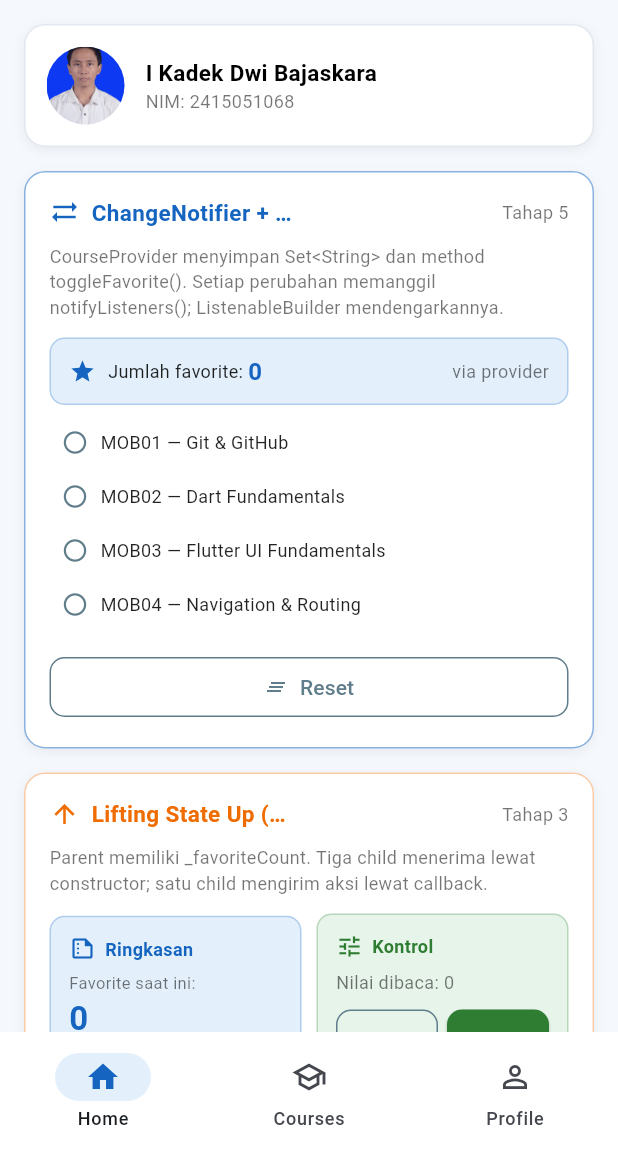
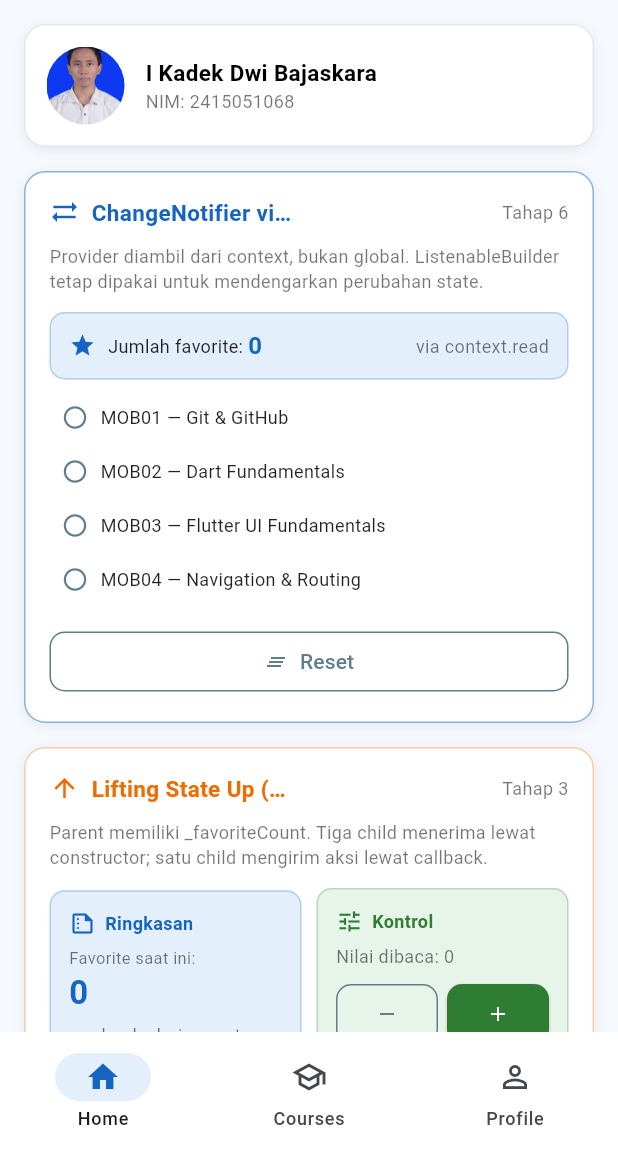
Before and after one commit to shiroKaraa/Course-Explorer-v2, a Flutter app: the screen it shows after launch, after a tap on "Reset", on a phone screen of 412 x 824 dp, the part 84-1236 px from its top. Run offline on Flutter 3.47's test engine with Material 3 defaults, Android fonts, the phone set to English and light mode, and no system bars.

Commit message:
Pasang Provider pada aplikasi

```diff
--- a/lib/main.dart
+++ b/lib/main.dart
@@ -1,6 +1,7 @@
 import 'dart:convert';
 import 'package:flutter/material.dart';
 import 'package:flutter/services.dart' show rootBundle, Clipboard, ClipboardData;
+import 'package:provider/provider.dart';
 import 'course_provider.dart';
 import 'quiz_data.dart';
 
@@ -28,7 +29,7 @@ final Future<Json> studentDataFuture = rootBundle
     .loadString('assets/data/student_data.json')
     .then((s) => jsonDecode(s) as Json);
 
-// ===== SHARED STATE LAMA (masih dipakai widget yang belum dimigrasi) =====
+// ===== SHARED STATE  =====
 final favorites = ValueNotifier<Set<String>>(<String>{});
 final quizScore = ValueNotifier<int?>(null);
 final courseFilter = ValueNotifier<String>('all');
@@ -102,11 +103,11 @@ Widget cardHeader(IconData icon, String title, Widget trailing,
     Row(children: [
       Icon(icon, color: color, size: iconSize),
       const SizedBox(width: 8),
-      Expanded(                          // ← tambahkan ini
+      Expanded(
         child: Text(
           title,
           style: ts(15, w: FontWeight.bold, color: color),
-          overflow: TextOverflow.ellipsis, // ← opsional, biar rapi
+          overflow: TextOverflow.ellipsis,
           maxLines: 1,
         ),
       ),
@@ -524,7 +525,7 @@ class StateClassificationCard extends StatelessWidget {
       'setState()',
     ),
     (
-      'Progress MiniQuiz (_index, _score, _selected, _finished)',
+      'Progress MiniQuiz',
       'Local',
       'Hanya relevan selama user mengerjakan quiz.',
       'setState()',
@@ -542,7 +543,7 @@ class StateClassificationCard extends StatelessWidget {
       'setState()',
     ),
     (
-      'Favorites (Set<String>) — versi ValueNotifier',
+      'Favorites (Set<String>) — ValueNotifier',
       'Shared',
       'Dipakai di Home, Courses, Profile, dan Detail.',
       'ValueNotifier',
@@ -568,14 +569,23 @@ class StateClassificationCard extends StatelessWidget {
     (
       'CourseProvider.favorites',
       'Shared',
-      'Satu class ChangeNotifier yang menyimpan Set<String> + method toggleFavorite().',
+      'ChangeNotifier yang menyimpan Set<String> + method toggleFavorite().',
       'ChangeNotifier',
     ),
+    (
+      'Provider terpasang di widget tree',
+      'Infrastruktur',
+      'ChangeNotifierProvider membungkus MaterialApp; CourseProvider bisa diakses lewat context.read/watch.',
+      'provider',
+    ),
   ];
 
-  Color _colorFor(String kind) => kind.startsWith('Shared')
-      ? AppColors.success
-      : (kind.contains('SSOT') ? AppColors.warn : AppColors.primary);
+  Color _colorFor(String kind) {
+    if (kind.startsWith('Shared')) return AppColors.success;
+    if (kind.startsWith('Infrastruktur')) return AppColors.primary;
+    if (kind.contains('SSOT')) return AppColors.warn;
+    return AppColors.primary;
+  }
 
   @override
   Widget build(BuildContext context) => AppCard(
@@ -624,6 +634,58 @@ class StateClassificationCard extends StatelessWidget {
           style: ts(11, italic: FontStyle.italic, color: AppColors.muted)),
     ]);
   }
+}
+
+class ProviderStatusCard extends StatelessWidget {
+  const ProviderStatusCard({super.key});
+
+  @override
+  Widget build(BuildContext context) {
+    final provider = context.read<CourseProvider>();
+    return AppCard(
+      borderColor: AppColors.primary.withValues(alpha: 0.5),
+      child: Column(crossAxisAlignment: CrossAxisAlignment.start, children: [
+        cardHeader(
+          Icons.hub_outlined,
+          'Provider Terpasang',
+          Text('Tahap 6', style: ts(12, color: Colors.black54)),
+          color: AppColors.primary,
+        ),
+        gap(10),
+        _row(Icons.check_circle, 'Status', 'ChangeNotifierProvider aktif',
+            color: AppColors.success),
+        _row(Icons.inventory_2_outlined, 'Package', 'provider: ^6.1.2'),
+        _row(Icons.account_tree_outlined, 'Tipe', 'ChangeNotifierProvider<CourseProvider>'),
+        _row(Icons.place_outlined, 'Lokasi', 'Membungkus MaterialApp di MyApp'),
+        _row(Icons.star_outline, 'Favorite via provider',
+            '${provider.favoriteCount}'),
+        gap(10),
+        hint(
+            'Sejak Tahap 6, CourseProvider tersedia lewat context. Widget baru cukup memanggil context.read<CourseProvider>() atau context.watch<CourseProvider>().'),
+        gap(6),
+        hint(
+            'Widget lain (CourseGridPage, CourseDetailPage, FavoriteSectionCard) masih memakai ValueNotifier lama; migrasi bertahap pada Tahap 7.'),
+      ]),
+    );
+  }
+
+  Widget _row(IconData icon, String label, String value,
+          {Color color = Colors.black87}) =>
+      Padding(
+        padding: const EdgeInsets.only(bottom: 6),
+        child: Row(children: [
+          Icon(icon, size: 16, color: color),
+          const SizedBox(width: 8),
+          Text(label, style: ts(12, color: Colors.black54)),
+          const Spacer(),
+          Flexible(
+            child: Text(value,
+                textAlign: TextAlign.right,
+                overflow: TextOverflow.ellipsis,
+                style: ts(12, w: FontWeight.w600, color: color)),
+          ),
+        ]),
+      );
 }
 
 class HomeDashboardPageV3 extends StatefulWidget {
@@ -942,28 +1004,29 @@ class ChangeNotifierDemoCard extends StatelessWidget {
 
   @override
   Widget build(BuildContext context) {
+    final provider = context.read<CourseProvider>();
     return AppCard(
       padding: const EdgeInsets.all(16),
       borderColor: AppColors.primary.withValues(alpha: 0.5),
       child: Column(crossAxisAlignment: CrossAxisAlignment.stretch, children: [
         cardHeader(
           Icons.sync_alt,
-          'ChangeNotifier + notifyListeners()',
-          Text('Tahap 5', style: ts(12, color: Colors.black54)),
+          'ChangeNotifier via Provider',
+          Text('Tahap 6', style: ts(12, color: Colors.black54)),
           color: AppColors.primary,
         ),
         gap(10),
         hint(
-            'CourseProvider menyimpan Set<String> dan method toggleFavorite(). Setiap perubahan memanggil notifyListeners(); ListenableBuilder mendengarkannya.'),
+            'Provider diambil dari context, bukan global. ListenableBuilder tetap dipakai untuk mendengarkan perubahan state.'),
         gap(12),
         ListenableBuilder(
-          listenable: courseProvider,
+          listenable: provider,
           builder: (_, __) => Column(
             crossAxisAlignment: CrossAxisAlignment.stretch,
             children: [
-              _counterRow(context),
+              _counterRow(context, provider),
               gap(10),
-              _courseToggleList(context),
+              _courseToggleList(context, provider),
             ],
           ),
         ),
@@ -971,7 +1034,7 @@ class ChangeNotifierDemoCard extends StatelessWidget {
         Row(children: [
           Expanded(
             child: OutlinedButton.icon(
-              onPressed: () => courseProvider.clearFavorites(),
+              onPressed: () => provider.clearFavorites(),
               icon: const Icon(Icons.clear_all, size: 16),
               label: const Text('Reset'),
               style: outlined(AppColors.muted, pad: 8),
@@ -982,7 +1045,8 @@ class ChangeNotifierDemoCard extends StatelessWidget {
     );
   }
 
-  Widget _counterRow(BuildContext context) => Container(
+  Widget _counterRow(BuildContext context, CourseProvider provider) =>
+      Container(
         padding: const EdgeInsets.symmetric(horizontal: 12, vertical: 10),
         decoration: BoxDecoration(
           color: AppColors.primarySoft,
@@ -992,16 +1056,16 @@ class ChangeNotifierDemoCard extends StatelessWidget {
         child: Row(children: [
           const Icon(Icons.star, size: 18, color: AppColors.primary),
           const SizedBox(width: 8),
-          Text('Jumlah favorite: ',
-              style: ts(12, color: Colors.black87)),
-          Text('${courseProvider.favoriteCount}',
+          Text('Jumlah favorite: ', style: ts(12, color: Colors.black87)),
+          Text('${provider.favoriteCount}',
               style: ts(16, w: FontWeight.bold, color: AppColors.primary)),
           const Spacer(),
-          hint('via provider'),
-        ]),
-      );
-
-  Widget _courseToggleList(BuildContext context) => withCourses(
+          hint('via context.read'),
+        ]),
+      );
+
+  Widget _courseToggleList(BuildContext context, CourseProvider provider) =>
+      withCourses(
         handleStates: false,
         (_, courses) => Column(children: [
           for (final c in courses.take(4))
@@ -1009,17 +1073,17 @@ class ChangeNotifierDemoCard extends StatelessWidget {
               padding: const EdgeInsets.only(bottom: 6),
               child: InkWell(
                 borderRadius: BorderRadius.circular(8),
-                onTap: () => courseProvider.toggleFavorite(c.code),
+                onTap: () => provider.toggleFavorite(c.code),
                 child: Padding(
                   padding:
                       const EdgeInsets.symmetric(horizontal: 8, vertical: 6),
                   child: Row(children: [
                     Icon(
-                      courseProvider.isFavorite(c.code)
+                      provider.isFavorite(c.code)
                           ? Icons.check_circle
                           : Icons.radio_button_unchecked,
                       size: 18,
-                      color: courseProvider.isFavorite(c.code)
+                      color: provider.isFavorite(c.code)
                           ? AppColors.success
                           : AppColors.muted,
                     ),
@@ -1159,15 +1223,11 @@ class ChangeNotifierComparisonCard extends StatelessWidget {
             Text('Tahap 5', style: ts(12, color: Colors.black54)),
           ),
           gap(10),
-          _row('Menyimpan', 'Satu nilai (int, bool, Set, ...)', 'Banyak field sekaligus'),
-          _row('Method sendiri', 'Tidak bisa', 'Bisa (mis. toggleFavorite)'),
+          _row('Menyimpan', 'Satu nilai', 'Banyak field sekaligus'),
+          _row('Method sendiri', 'Tidak bisa', 'Bisa (toggleFavorite)'),
           _row('Notifikasi', 'notifier.value = ...', 'notifyListeners()'),
-          _row('Logika terkait', 'Ditulis di luar class', 'Di dalam class'),
-          _row('Bisa diuji terpisah', 'Terbatas', 'Ya (pure Dart)'),
+          _row('Logika terkait', 'Di luar class', 'Di dalam class'),
           _row('Cocok untuk', 'Satu nilai sederhana', 'State gabungan + logika'),
-          gap(6),
-          hint(
-              'Kesimpulan: ChangeNotifier memindahkan logika state keluar dari widget. Pada Tahap 6, instance CourseProvider akan disediakan lewat Provider agar tidak perlu variabel global.'),
         ]),
       );
 
@@ -1413,6 +1473,8 @@ class _ProfileTabPage extends StatelessWidget {
         gap(),
         const StateClassificationCard(),
         gap(),
+        const ProviderStatusCard(),
+        gap(),
         const PropDrillingNoteCard(),
         gap(),
         const LiftingStateUpNoteCard(),
@@ -1806,6 +1868,16 @@ class MyApp extends StatelessWidget {
   const MyApp({super.key});
 
   @override
+  Widget build(BuildContext context) => ChangeNotifierProvider<CourseProvider>(
+        create: (_) => CourseProvider(),
+        child: const MaterialAppShell(),
+      );
+}
+
+class MaterialAppShell extends StatelessWidget {
+  const MaterialAppShell({super.key});
+
+  @override
   Widget build(BuildContext context) => MaterialApp(
         debugShowCheckedModeBanner: false,
         title: appTitle,
```
Also changed, not shown: pubspec.yaml (+4 -60 lines), pubspec.lock, 1 other file.
